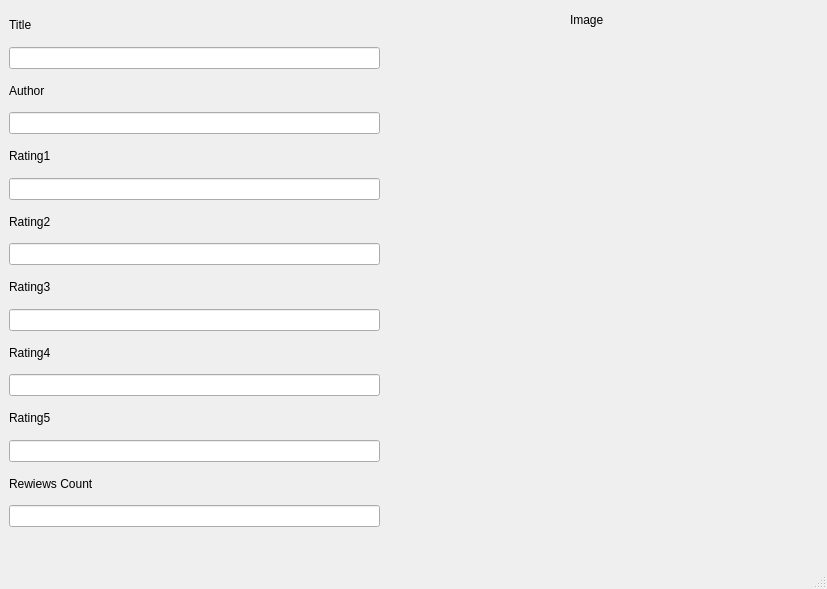
Above: secwindow.ui from platohaDebil/BooksApp before the change. Below: the same form after it.
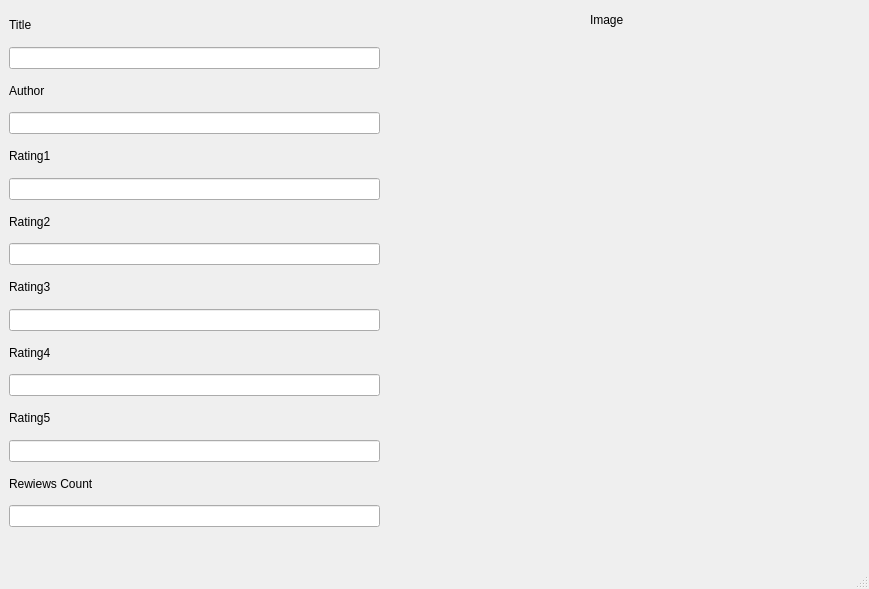
That is the form after the change.

Diff of the .ui file:
```diff
--- a/secwindow.ui
+++ b/secwindow.ui
@@ -6,7 +6,7 @@
    <rect>
     <x>0</x>
     <y>0</y>
-    <width>827</width>
+    <width>869</width>
     <height>589</height>
    </rect>
   </property>
@@ -141,8 +141,8 @@
    <widget class="QWidget" name="verticalLayoutWidget_2">
     <property name="geometry">
      <rect>
-      <x>410</x>
-      <y>40</y>
+      <x>450</x>
+      <y>30</y>
       <width>401</width>
       <height>491</height>
      </rect>
@@ -160,7 +160,7 @@
    <widget class="QLabel" name="label_9">
     <property name="geometry">
      <rect>
-      <x>570</x>
+      <x>590</x>
       <y>10</y>
       <width>71</width>
       <height>20</height>
```
Left out of the diff: 2 changed lines with no effect on the pictures.
